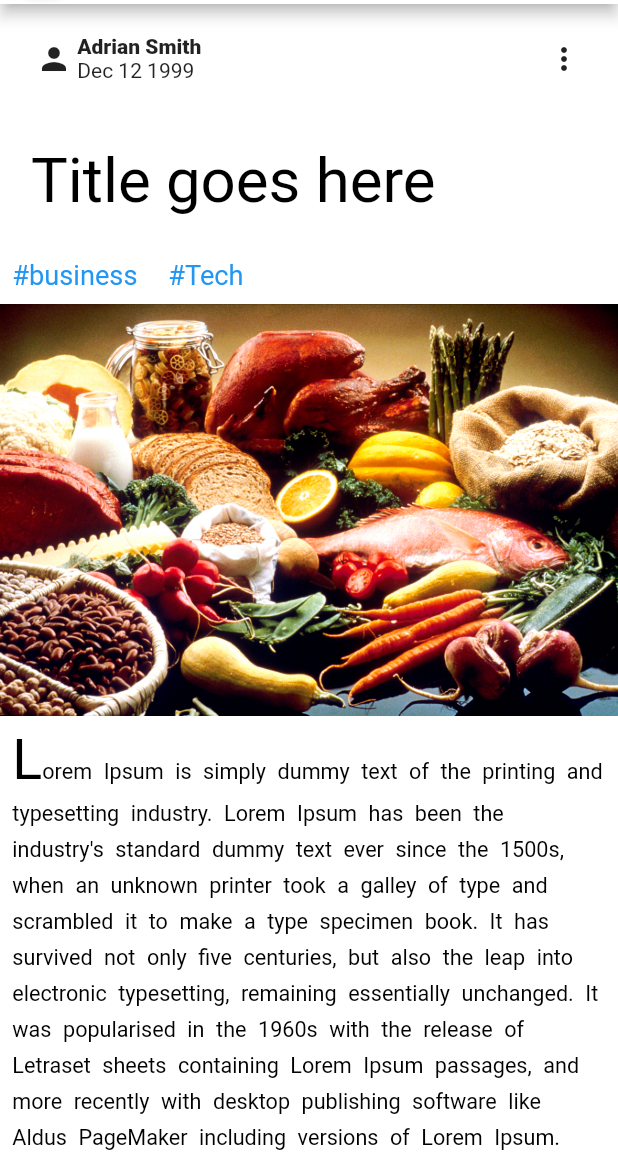
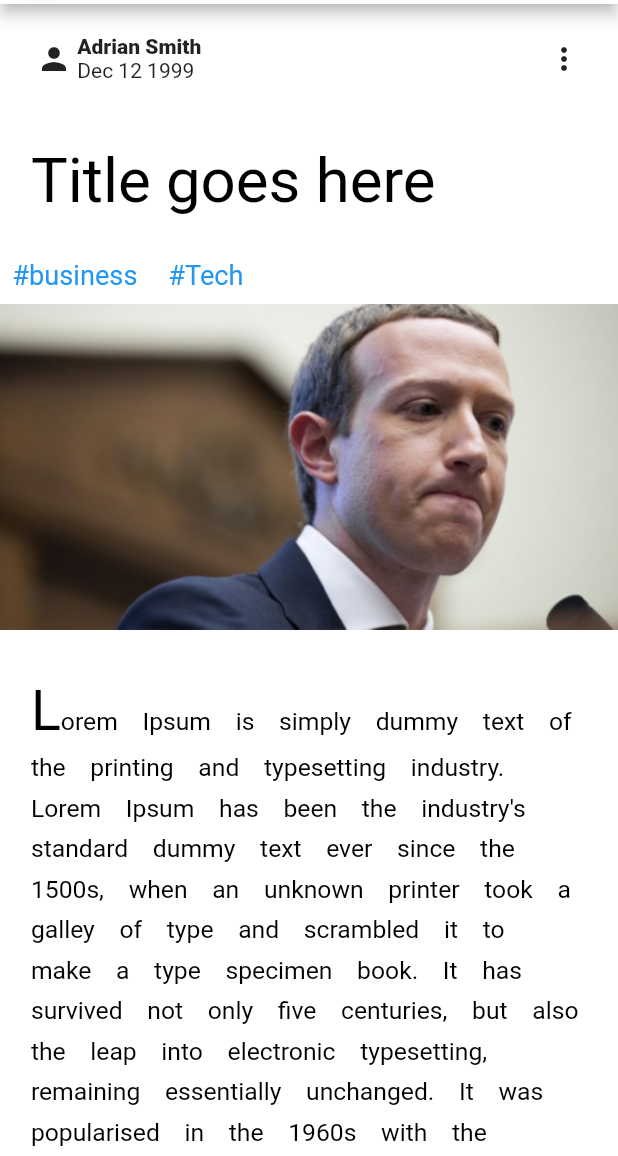
Before and after one commit to RealEskalate/Practice, a Flutter app: the PostDetailpage screen opened by its route, on a phone screen of 412 x 824 dp, the part 80-1236 px from its top. Run offline on Flutter 3.47's test engine with Material 2 defaults, Android fonts, the phone set to English and light mode, and no system bars; our stand-ins replace bloc, flutter_bloc, font_awesome_flutter, google_fonts, smooth_page_indicator; missing offline and left inert: floatingpanel, sign_button.

Commit message:
[mobile] updated ui

```diff
--- a/starter_project_mobile_2022/lib/blog_detail/presentation/screens/blog_details_page.dart
+++ b/starter_project_mobile_2022/lib/blog_detail/presentation/screens/blog_details_page.dart
@@ -114,7 +114,7 @@ class PostDetailpage extends StatelessWidget {
               const ArticleDetail(
                 article:
                     'Lorem Ipsum is simply dummy text of the printing and typesetting industry. Lorem Ipsum has been the industry\'s standard dummy text ever since the 1500s, when an unknown printer took a galley of type and scrambled it to make a type specimen book. It has survived not only five centuries, but also the leap into electronic typesetting, remaining essentially unchanged. It was popularised in the 1960s with the release of Letraset sheets containing Lorem Ipsum passages, and more recently with desktop publishing software like Aldus PageMaker including versions of Lorem Ipsum.',
-                image: 'assets/image.jpg',
+                image: 'assets/mark.png',
               ),
 
               // rating star widget
--- a/starter_project_mobile_2022/lib/blog_detail/presentation/widgets/article_detail.dart
+++ b/starter_project_mobile_2022/lib/blog_detail/presentation/widgets/article_detail.dart
@@ -20,7 +20,8 @@ class ArticleDetail extends StatelessWidget {
       children: [
         Image(width: width, image: AssetImage(image)),
         Padding(
-          padding: EdgeInsets.all(width * 0.02),
+          padding: EdgeInsets.only(
+              left: width * 0.05, right: width * 0.05, top: width * 0.08),
           child: RichText(
             text: TextSpan(
               children: [
@@ -31,9 +32,9 @@ class ArticleDetail extends StatelessWidget {
                   text: article.substring(1),
                   style: TextStyle(
                     color: black,
-                    fontSize: width * 0.035,
+                    fontSize: width * 0.04,
                     height: height * 0.002,
-                    wordSpacing: width * 0.01,
+                    wordSpacing: width * 0.03,
                   ),
                 ),
               ],
```
